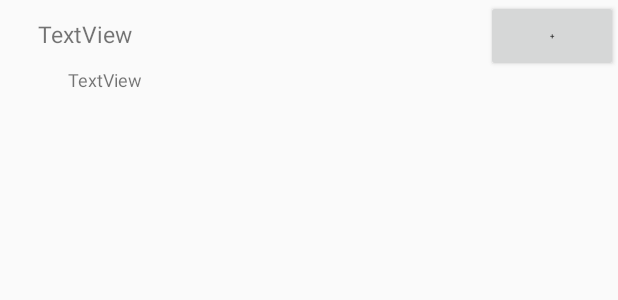
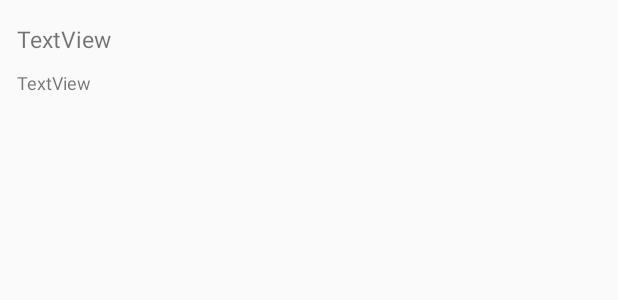
Before and after one commit to AlexeyGodyaev/TonusApp, an Android app: the layout list_item.xml on its own in the app's theme, with its tools: preview values and no code run, on a phone screen of 412 x 824 dp. Shown: the top 300 px of the screen. Run offline under Robolectric (Android 15) with nearby library versions, the light colour scheme and no system bars.

```diff
--- a/frontend/CaloriesDiary/app/src/main/java/com/caloriesdiary/caloriesdiary/FoodAdapter.java
+++ b/frontend/CaloriesDiary/app/src/main/java/com/caloriesdiary/caloriesdiary/FoodAdapter.java
@@ -7,6 +7,7 @@ import android.view.ViewGroup;
 import android.widget.BaseAdapter;
 import android.widget.Button;
 import android.widget.TextView;
+import android.widget.Toast;
 
 import java.util.List;
 
@@ -46,7 +47,6 @@ public class FoodAdapter extends BaseAdapter{
         FoodItem foodItem = getFoodItem(i);
 
         TextView productName, bJU, calories;
-        Button addProduct;
         productName = (TextView) view.findViewById(R.id.productName);
         productName.setText(foodItem.getName());
 
@@ -55,8 +55,6 @@ public class FoodAdapter extends BaseAdapter{
 
         calories = (TextView) view.findViewById(R.id.productCalories);
         calories.setText(foodItem.getCalories().toString() + " kcal");
-
-        addProduct = (Button) view.findViewById(R.id.addProductButton);
 
         return view;
     }
--- a/frontend/CaloriesDiary/app/src/main/res/layout/list_item.xml
+++ b/frontend/CaloriesDiary/app/src/main/res/layout/list_item.xml
@@ -3,32 +3,28 @@
     android:orientation="vertical" android:layout_width="match_parent"
     android:layout_height="match_parent">
 
-   <RelativeLayout
-       android:id="@+id/text_relative"
-       android:layout_width="300dp"
-       android:layout_height="match_parent">
     <TextView
         android:id="@+id/productName"
         android:layout_width="wrap_content"
         android:layout_height="wrap_content"
         android:text="TextView"
         android:textSize="15dp"
+        android:layout_marginLeft="11dp"
+        android:layout_marginStart="11dp"
         android:layout_alignParentTop="true"
-        android:layout_alignLeft="@+id/bJU"
-        android:layout_alignStart="@+id/bJU"
-        android:layout_marginTop="12dp" />
+        android:layout_alignParentLeft="true"
+        android:layout_alignParentStart="true"
+        android:layout_marginTop="15dp" />
 
     <TextView
         android:id="@+id/bJU"
+        android:text=""
         android:layout_width="wrap_content"
         android:layout_height="wrap_content"
-        android:layout_alignParentLeft="true"
-        android:layout_alignParentStart="true"
-        android:layout_below="@+id/productName"
-        android:layout_marginLeft="25dp"
-        android:layout_marginStart="25dp"
-        android:layout_marginTop="11dp"
-        android:textSize="12dp" />
+        android:textSize="12dp"
+        android:layout_alignBaseline="@+id/productCalories"
+        android:layout_alignBottom="@+id/productCalories"
+        android:layout_centerHorizontal="true" />
 
     <TextView
         android:id="@+id/productCalories"
@@ -36,23 +32,10 @@
         android:layout_height="wrap_content"
         android:text="TextView"
         android:textSize="12dp"
-        android:layout_alignBaseline="@+id/bJU"
-        android:layout_alignBottom="@+id/bJU"
-        android:layout_toRightOf="@+id/bJU"
-        android:layout_marginLeft="20dp"
-        />
-   </RelativeLayout>
-    <RelativeLayout
-        android:layout_width="wrap_content"
-        android:layout_height="match_parent"
-        android:layout_alignParentRight="true"
-        android:layout_alignRight="@+id/text_relative">
-    <Button
-        android:id="@+id/addProductButton"
-        android:onClick="onAddProductClc"
-        android:layout_width="wrap_content"
-        android:layout_height="wrap_content"
-        android:text="+"
-        android:textSize="5dp" />
-    </RelativeLayout>
+        android:layout_below="@+id/productName"
+        android:layout_alignLeft="@+id/productName"
+        android:layout_alignStart="@+id/productName"
+        android:layout_marginTop="10dp" />
+
+
 </RelativeLayout>
--- a/frontend/CaloriesDiary/app/src/main/res/values/styles.xml
+++ b/frontend/CaloriesDiary/app/src/main/res/values/styles.xml
@@ -1,7 +1,7 @@
 <resources>
 
     <!-- Base application theme. -->
-    <style name="AppTheme" parent="Theme.AppCompat.Light.DarkActionBar">
+    <style name="AppTheme" parent="Theme.AppCompat.Light">
         <!-- Customize your theme here. -->
         <item name="colorPrimary">@color/colorPrimary</item>
         <item name="colorPrimaryDark">@color/colorPrimaryDark</item>
```
Also changed, not shown: frontend/CaloriesDiary/app/src/main/java/com/caloriesdiary/caloriesdiary/ActionsAdapter.java (+4 -4 lines), frontend/CaloriesDiary/app/src/main/java/com/caloriesdiary/caloriesdiary/ActionsCatalogActivity.java (+37 -0 lines), frontend/CaloriesDiary/app/src/main/java/com/caloriesdiary/caloriesdiary/FoodCatalogActivity.java (+35 -0 lines).
